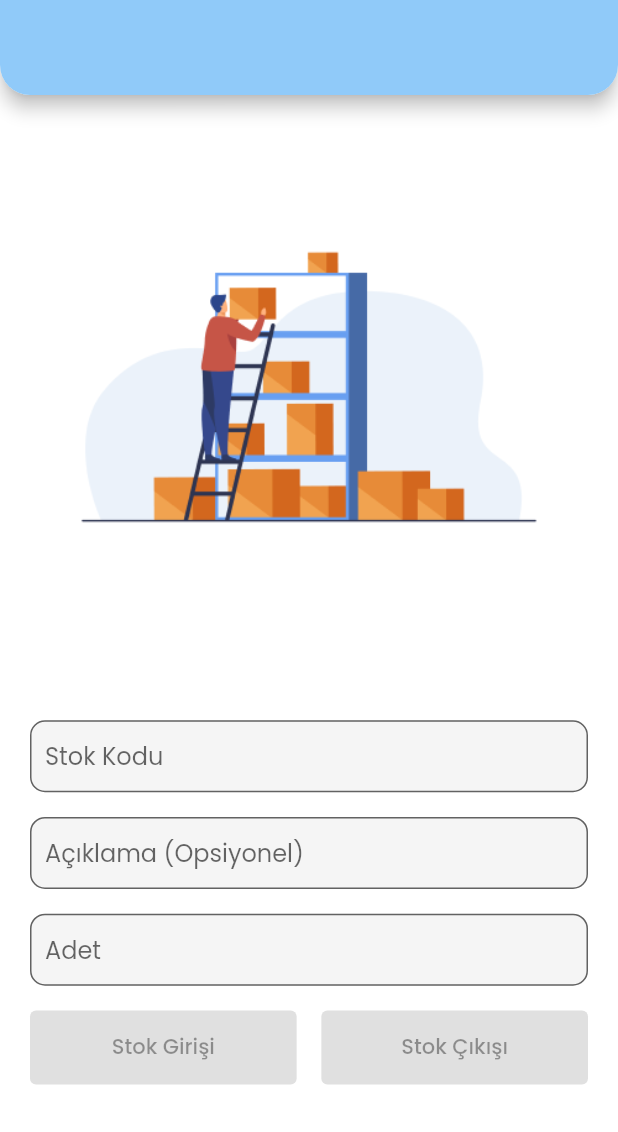
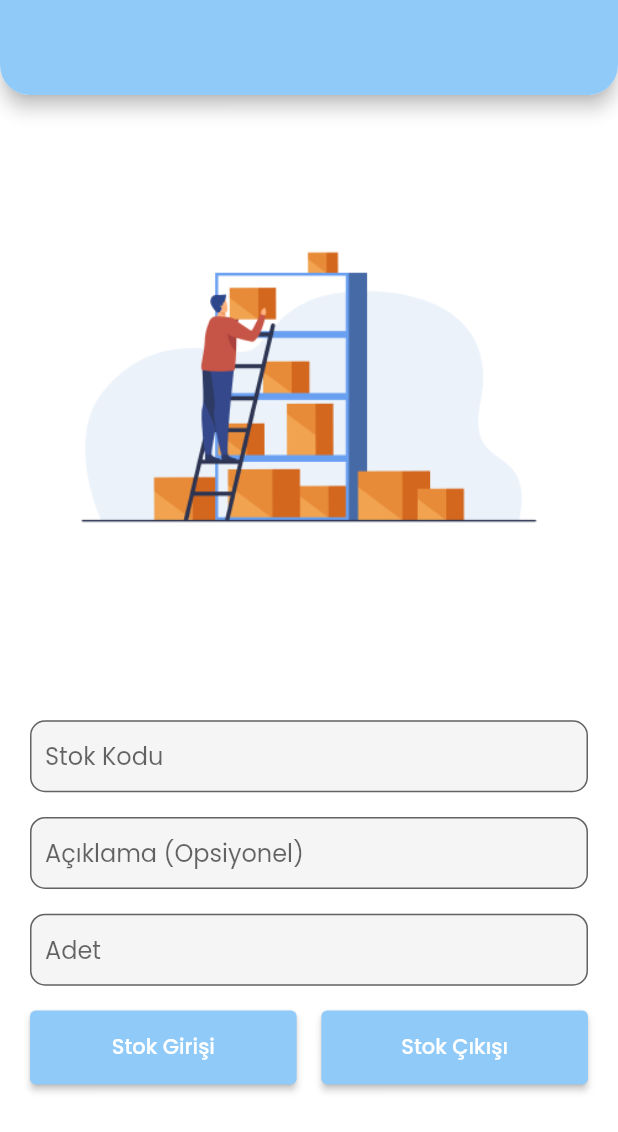
Before and after one commit to doganaliyeniacun/Stok-Takip-Offline, a Flutter app: the screen it shows after launch, after a tap on an icon or button, on a phone screen of 412 x 824 dp. Shown: the top 1132 px of the screen. Run offline on Flutter 3.47's test engine with Material 2 defaults, Android fonts, the phone set to English and light mode, and no system bars; our stand-ins replace get, google_fonts.

Commit message:
constant

```diff
--- a/lib/components/image_asset.dart
+++ b/lib/components/image_asset.dart
@@ -9,7 +9,7 @@ class CenterImage extends StatelessWidget {
   @override
   Widget build(BuildContext context) {
     return Image.asset(
-      AppConstructor.stockImg,
+      AppConstant.stockImg,
       fit: BoxFit.contain,
     );
   }
--- a/lib/core/components/banner/top_banner.dart
+++ b/lib/core/components/banner/top_banner.dart
@@ -1,9 +1,12 @@
 import 'package:flutter/material.dart';
 
 class TopBanner extends StatelessWidget {
-  const TopBanner({
+  TopBanner({
     Key? key,
+    this.color = Colors.blue,
   }) : super(key: key);
+
+  final Color color;
 
   @override
   Widget build(BuildContext context) {
@@ -14,7 +17,7 @@ class TopBanner extends StatelessWidget {
       ),
       child: Container(
         decoration: BoxDecoration(
-          color: Colors.blue.shade200,
+          color: color,
           borderRadius: const BorderRadius.vertical(
             bottom: Radius.circular(20),
           ),
--- a/lib/core/components/cards/card1.dart
+++ b/lib/core/components/cards/card1.dart
@@ -6,9 +6,12 @@ class CustomMenuCard1 extends StatelessWidget {
     Key? key,
     required this.name,
     this.function,
+    this.color = Colors.blue,
   }) : super(key: key);
 
   final String name;
+  final Color color;
+
   final Function()? function;
 
   @override
@@ -19,13 +22,13 @@ class CustomMenuCard1 extends StatelessWidget {
         shape: RoundedRectangleBorder(
           borderRadius: BorderRadius.circular(20),
         ),
-        color: Colors.blue.shade200,
+        color: color,
         elevation: 20,
         child: Container(
           height: Get.height * 0.15,
           width: Get.width,
           decoration: BoxDecoration(
-            color: Colors.blue.shade200,
+            color: color,
             borderRadius: BorderRadius.circular(20),
           ),
           child: Center(
--- a/lib/pages/main_page/view/main_page.dart
+++ b/lib/pages/main_page/view/main_page.dart
@@ -21,9 +21,9 @@ class MainPage extends GetView<InitTranslations> {
       color: Colors.white,
       child: Column(
         children: [
-          const Expanded(
+          Expanded(
             flex: 1,
-            child: TopBanner(),
+            child: TopBanner(color: AppConstant.blueShade200),
           ),
           const Expanded(
             flex: 6,
@@ -48,12 +48,28 @@ class MainPage extends GetView<InitTranslations> {
         CustomMenuCard1(
           name: "menu1",
           function: () => Get.toNamed("/menu1"),
+          color: AppConstant.blueShade200,
         ),
-        const CustomMenuCard1(name: "menu2"),
-        const CustomMenuCard1(name: "menu3"),
-        const CustomMenuCard1(name: "menu4"),
-        const CustomMenuCard1(name: "menu5"),
-        const CustomMenuCard1(name: "menu6"),
+        CustomMenuCard1(
+          name: "menu2",
+          color: AppConstant.blueShade200,
+        ),
+        CustomMenuCard1(
+          name: "menu3",
+          color: AppConstant.blueShade200,
+        ),
+        CustomMenuCard1(
+          name: "menu4",
+          color: AppConstant.blueShade200,
+        ),
+        CustomMenuCard1(
+          name: "menu5",
+          color: AppConstant.blueShade200,
+        ),
+        CustomMenuCard1(
+          name: "menu6",
+          color: AppConstant.blueShade200,
+        ),
       ],
     );
   }
--- a/lib/pages/stock_in_out_page/view/stock_in_out.dart
+++ b/lib/pages/stock_in_out_page/view/stock_in_out.dart
@@ -2,6 +2,7 @@ import 'package:flutter/material.dart';
 import 'package:get/get.dart';
 import 'package:stok_takip_offline/components/image_asset.dart';
 import 'package:stok_takip_offline/core/components/banner/top_banner.dart';
+import 'package:stok_takip_offline/utils/const/const.dart';
 
 class StockInOutPage extends StatelessWidget {
   StockInOutPage({Key? key}) : super(key: key);
@@ -26,9 +27,9 @@ class StockInOutPage extends StatelessWidget {
       color: Colors.white,
       child: Column(
         children: [
-          const Expanded(
+          Expanded(
             flex: 1,
-            child: TopBanner(),
+            child: TopBanner(color: AppConstant.blueShade200),
           ),
           const Expanded(
             flex: 6,
@@ -46,6 +47,7 @@ class StockInOutPage extends StatelessWidget {
                       SizedBox(height: Get.height * 0.02),
                       CustomTextFormField1(
                         name: "code",
+
                         // validator: (value) =>
                         //     value == "1" ? "Bilinmeyen Stok Kodu" : null,
                         // onSaved: (p0) => print("Kayıt başarılı"),
@@ -65,12 +67,16 @@ class StockInOutPage extends StatelessWidget {
                               //     formState.currentState!.save();
                               //   }
                               // },
+                              function: () => print("test"),
+                              color: AppConstant.blueShade200,
                             ),
                           ),
                           SizedBox(width: Get.width * 0.04),
                           Expanded(
                             child: CustomElevatedButton1(
                               name: "out",
+                              function: () => print("test"),
+                              color: AppConstant.blueShade200,
                             ),
                           ),
                         ],
@@ -122,9 +128,12 @@ class CustomElevatedButton1 extends StatelessWidget {
     Key? key,
     this.name = "",
     this.function,
+    this.color = Colors.blue,
   }) : super(key: key);
 
-  String name;
+  final String name;
+  final Color color;
+
   void Function()? function;
 
   @override
@@ -142,7 +151,7 @@ class CustomElevatedButton1 extends StatelessWidget {
         ),
       ),
       style: ElevatedButton.styleFrom(
-        primary: Colors.blue.shade200,
+        primary: color,
       ),
     );
   }
--- a/lib/utils/const/const.dart
+++ b/lib/utils/const/const.dart
@@ -1,4 +1,8 @@
-class AppConstructor {
+import 'package:flutter/material.dart';
+
+class AppConstant {
   //images
   static const String stockImg = "assets/stock.png";
+
+  static final Color blueShade200 = Colors.blue.shade200;
 }
```
